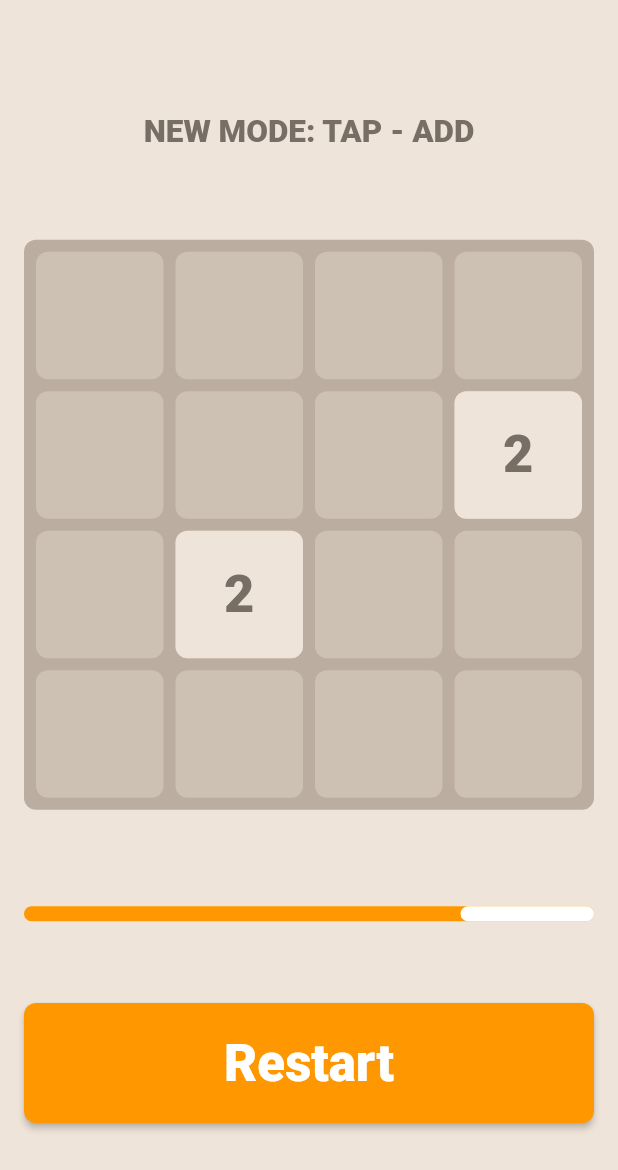
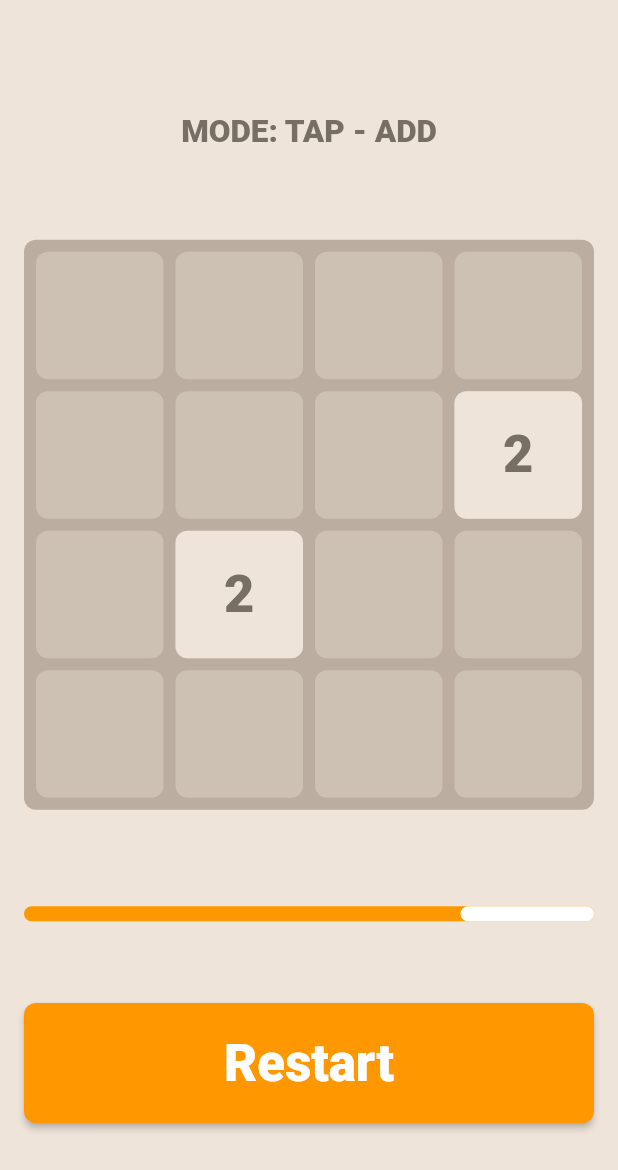
Before and after one commit to LeoPororo/tester2048, a Flutter app: the screen it shows after launch, after a tap on an icon or button, on a phone screen of 412 x 824 dp. Shown: the top 1170 px of the screen. Run offline on Flutter 3.47's test engine with Material 2 defaults, Android fonts, the phone set to English and light mode, and no system bars.

Commit message:
Rename "NEW MODE" to "MODE"

```diff
--- a/lib/main.dart
+++ b/lib/main.dart
@@ -679,6 +679,6 @@ class _Home2048State extends State<Home2048>
     changeOperatorMode(newOperator);
     var actionDesc = describeEnum(newAction);
     var operatorDesc = describeEnum(newOperator);
-    _currentMode = "NEW MODE: $actionDesc - $operatorDesc";
+    _currentMode = "MODE: $actionDesc - $operatorDesc";
   }
 }
```
